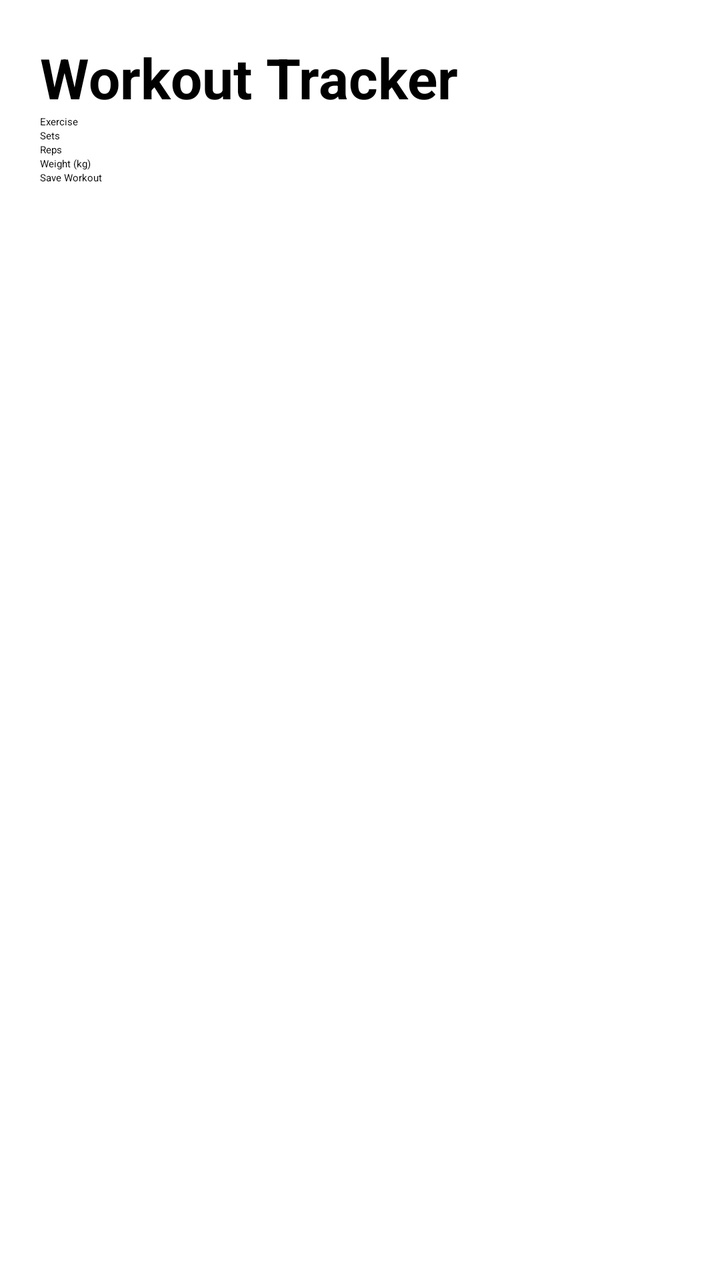
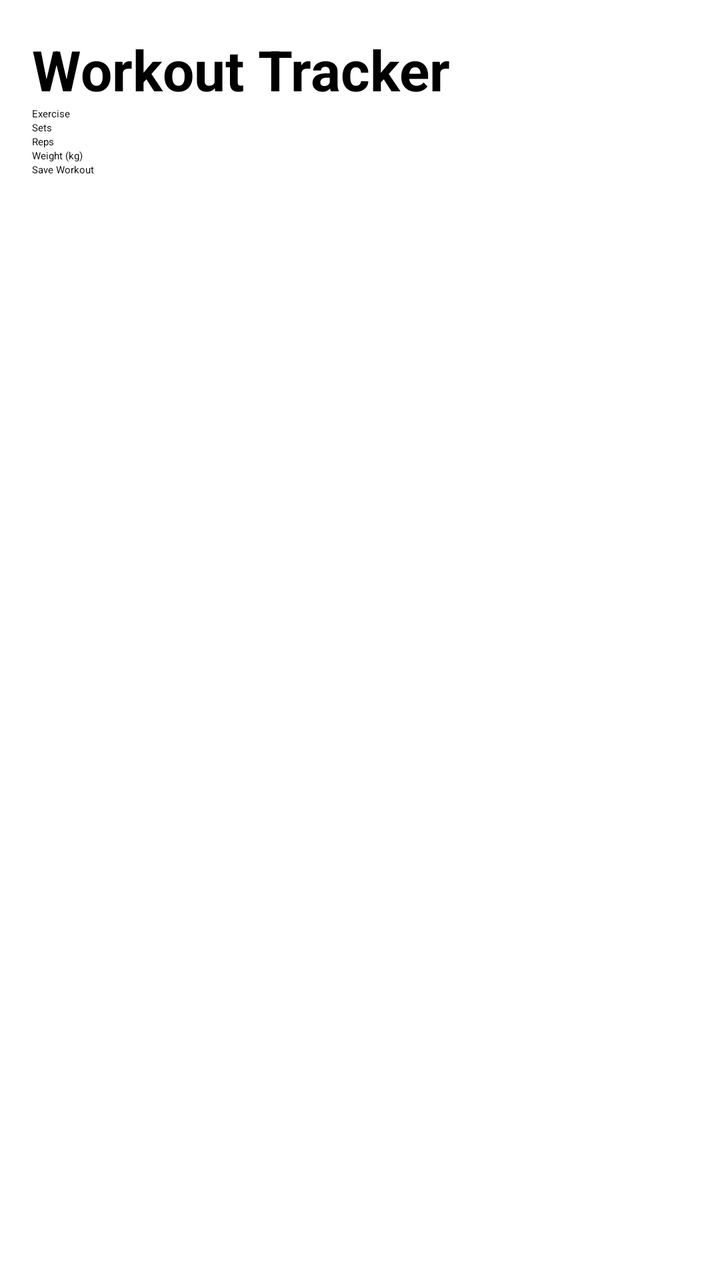

Two renders of the same Android screen: before a commit and after it. Below are the layout's source before the change and the commit's diff.
<!-- AndroidManifest.xml: application theme Theme.WorkoutTracker -->
<!-- res/layout/activity_main.xml -->
<LinearLayout xmlns:android="http://schemas.android.com/apk/res/android" android:orientation="vertical" android:padding="20dp" android:layout_width="match_parent" android:layout_height="match_parent"><TextView android:id="@+id/title" android:text="Workout Tracker" android:textSize="28sp" android:textStyle="bold" android:layout_width="wrap_content" android:layout_height="wrap_content"/><EditText android:id="@+id/exercise" android:hint="Exercise" android:layout_width="match_parent" android:layout_height="wrap_content"/><EditText android:id="@+id/sets" android:inputType="number" android:hint="Sets" android:layout_width="match_parent" android:layout_height="wrap_content"/><EditText android:id="@+id/reps" android:inputType="number" android:hint="Reps" android:layout_width="match_parent" android:layout_height="wrap_content"/><EditText android:id="@+id/weight" android:inputType="numberDecimal" android:hint="Weight (kg)" android:layout_width="match_parent" android:layout_height="wrap_content"/><Button android:id="@+id/save" android:text="Save Workout" android:layout_width="match_parent" android:layout_height="wrap_content"/></LinearLayout>
<!-- resources referenced by this layout -->
<resources>

</resources>

<!-- the commit's change to res/layout/activity_main.xml (unified diff, before → after) -->
@@ -1 +1 @@
-<LinearLayout xmlns:android="http://schemas.android.com/apk/res/android" android:orientation="vertical" android:padding="20dp" android:layout_width="match_parent" android:layout_height="match_parent"><TextView android:id="@+id/title" android:text="Workout Tracker" android:textSize="28sp" android:textStyle="bold" android:layout_width="wrap_content" android:layout_height="wrap_content"/><EditText android:id="@+id/exercise" android:hint="Exercise" android:layout_width="match_parent" android:layout_height="wrap_content"/><EditText android:id="@+id/sets" android:inputType="number" android:hint="Sets" android:layout_width="match_parent" android:layout_height="wrap_content"/><EditText android:id="@+id/reps" android:inputType="number" android:hint="Reps" android:layout_width="match_parent" android:layout_height="wrap_content"/><EditText android:id="@+id/weight" android:inputType="numberDecimal" android:hint="Weight (kg)" android:layout_width="match_parent" android:layout_height="wrap_content"/><Button android:id="@+id/save" android:text="Save Workout" android:layout_width="match_parent" android:layout_height="wrap_content"/></LinearLayout>
+<LinearLayout xmlns:android="http://schemas.android.com/apk/res/android" android:orientation="vertical" android:padding="16dp" android:layout_width="match_parent" android:layout_height="match_parent"><TextView android:id="@+id/title" android:text="Workout Tracker" android:textSize="28sp" android:textStyle="bold" android:layout_width="wrap_content" android:layout_height="wrap_content"/><EditText android:id="@+id/exercise" android:hint="Exercise" android:layout_width="match_parent" android:layout_height="wrap_content"/><EditText android:id="@+id/sets" android:inputType="number" android:hint="Sets" android:layout_width="match_parent" android:layout_height="wrap_content"/><EditText android:id="@+id/reps" android:inputType="number" android:hint="Reps" android:layout_width="match_parent" android:layout_height="wrap_content"/><EditText android:id="@+id/weight" android:inputType="numberDecimal" android:hint="Weight (kg)" android:layout_width="match_parent" android:layout_height="wrap_content"/><Button android:id="@+id/save" android:text="Save Workout" android:layout_width="match_parent" android:layout_height="wrap_content"/></LinearLayout>
